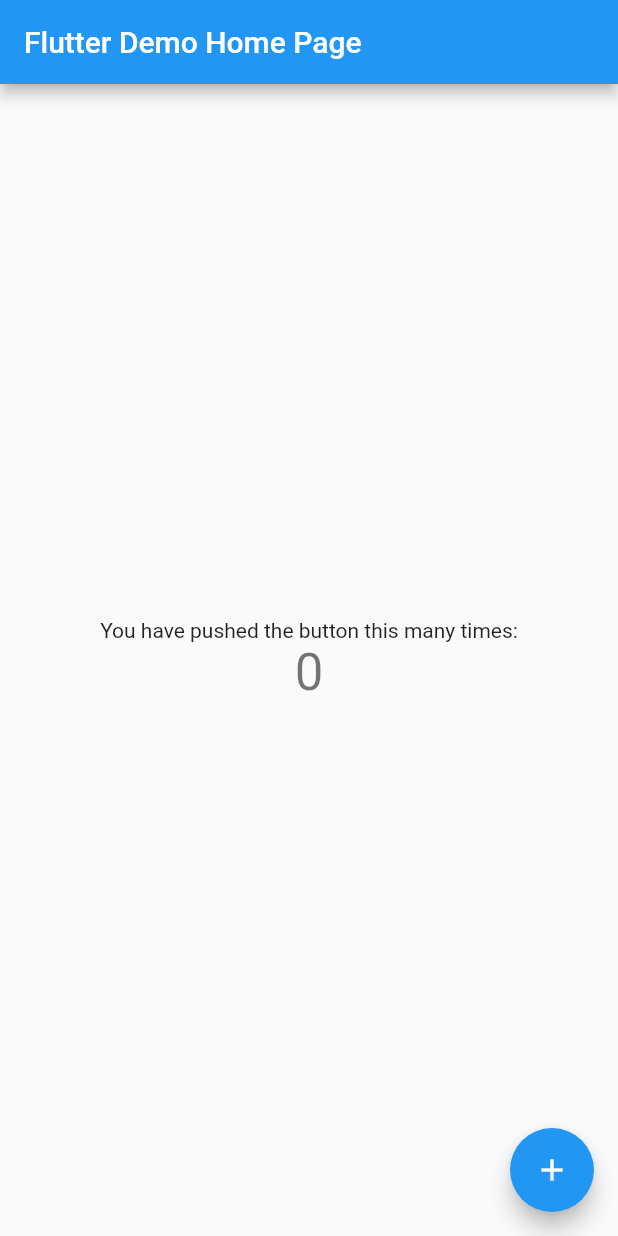
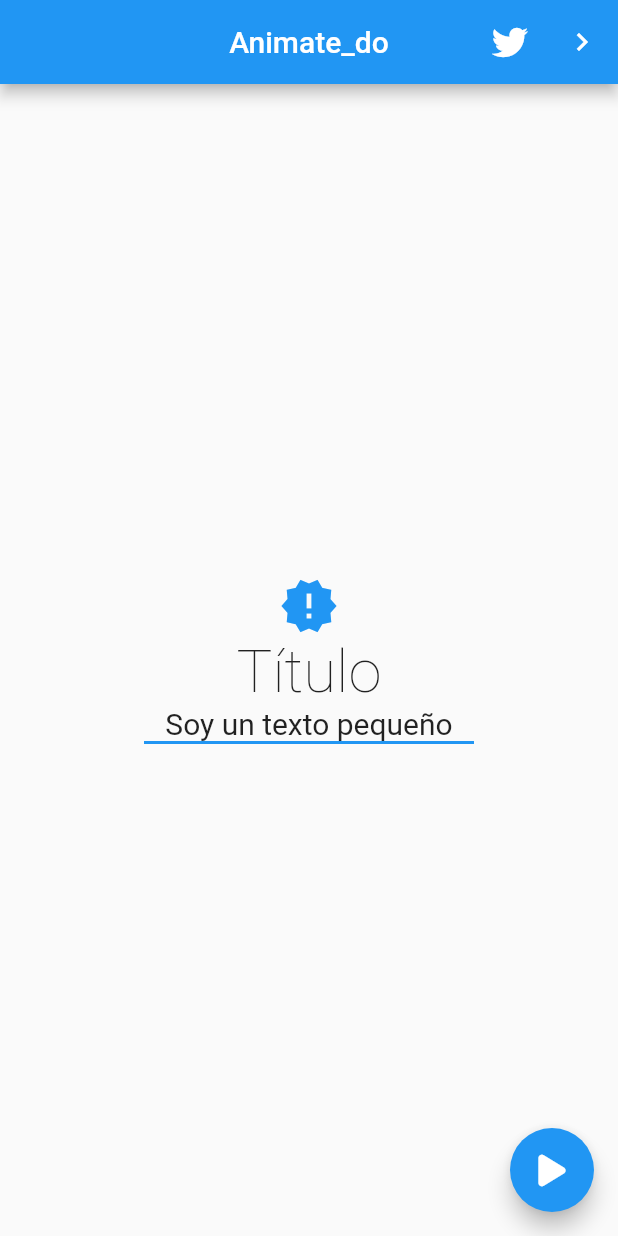
Before and after one commit to LuisPulenta/animate_do_app, a Flutter app: the screen it shows after launch, on a phone screen of 412 x 824 dp. Run offline on Flutter 3.47's test engine with Material 2 defaults, Android fonts, the phone set to English and light mode, and no system bars; our stand-ins replace animate_do, font_awesome_flutter.

Commit message:
Video 127

```diff
--- a/lib/main.dart
+++ b/lib/main.dart
@@ -1,115 +1,15 @@
+import 'package:animate_do_app/src/pages/pagina1_page.dart';
 import 'package:flutter/material.dart';
 
-void main() {
-  runApp(const MyApp());
-}
+void main() => runApp(MyApp());
 
 class MyApp extends StatelessWidget {
-  const MyApp({Key? key}) : super(key: key);
-
-  // This widget is the root of your application.
   @override
   Widget build(BuildContext context) {
     return MaterialApp(
-      title: 'Flutter Demo',
-      theme: ThemeData(
-        // This is the theme of your application.
-        //
-        // Try running your application with "flutter run". You'll see the
-        // application has a blue toolbar. Then, without quitting the app, try
-        // changing the primarySwatch below to Colors.green and then invoke
-        // "hot reload" (press "r" in the console where you ran "flutter run",
-        // or simply save your changes to "hot reload" in a Flutter IDE).
-        // Notice that the counter didn't reset back to zero; the application
-        // is not restarted.
-        primarySwatch: Colors.blue,
-      ),
-      home: const MyHomePage(title: 'Flutter Demo Home Page'),
+      debugShowCheckedModeBanner: false,
+      title: 'Material App',
+      home: Pagina1Page(),
     );
   }
 }
-
-class MyHomePage extends StatefulWidget {
-  const MyHomePage({Key? key, required this.title}) : super(key: key);
-
-  // This widget is the home page of your application. It is stateful, meaning
-  // that it has a State object (defined below) that contains fields that affect
-  // how it looks.
-
-  // This class is the configuration for the state. It holds the values (in this
-  // case the title) provided by the parent (in this case the App widget) and
-  // used by the build method of the State. Fields in a Widget subclass are
-  // always marked "final".
-
-  final String title;
-
-  @override
-  State<MyHomePage> createState() => _MyHomePageState();
-}
-
-class _MyHomePageState extends State<MyHomePage> {
-  int _counter = 0;
-
-  void _incrementCounter() {
-    setState(() {
-      // This call to setState tells the Flutter framework that something has
-      // changed in this State, which causes it to rerun the build method below
-      // so that the display can reflect the updated values. If we changed
-      // _counter without calling setState(), then the build method would not be
-      // called again, and so nothing would appear to happen.
-      _counter++;
-    });
-  }
-
-  @override
-  Widget build(BuildContext context) {
-    // This method is rerun every time setState is called, for instance as done
-    // by the _incrementCounter method above.
-    //
-    // The Flutter framework has been optimized to make rerunning build methods
-    // fast, so that you can just rebuild anything that needs updating rather
-    // than having to individually change instances of widgets.
-    return Scaffold(
-      appBar: AppBar(
-        // Here we take the value from the MyHomePage object that was created by
-        // the App.build method, and use it to set our appbar title.
-        title: Text(widget.title),
-      ),
-      body: Center(
-        // Center is a layout widget. It takes a single child and positions it
-        // in the middle of the parent.
-        child: Column(
-          // Column is also a layout widget. It takes a list of children and
-          // arranges them vertically. By default, it sizes itself to fit its
-          // children horizontally, and tries to be as tall as its parent.
-          //
-          // Invoke "debug painting" (press "p" in the console, choose the
-          // "Toggle Debug Paint" action from the Flutter Inspector in Android
-          // Studio, or the "Toggle Debug Paint" command in Visual Studio Code)
-          // to see the wireframe for each widget.
-          //
-          // Column has various properties to control how it sizes itself and
-          // how it positions its children. Here we use mainAxisAlignment to
-          // center the children vertically; the main axis here is the vertical
-          // axis because Columns are vertical (the cross axis would be
-          // horizontal).
-          mainAxisAlignment: MainAxisAlignment.center,
-          children: <Widget>[
-            const Text(
-              'You have pushed the button this many times:',
-            ),
-            Text(
-              '$_counter',
-              style: Theme.of(context).textTheme.headline4,
-            ),
-          ],
-        ),
-      ),
-      floatingActionButton: FloatingActionButton(
-        onPressed: _incrementCounter,
-        tooltip: 'Increment',
-        child: const Icon(Icons.add),
-      ), // This trailing comma makes auto-formatting nicer for build methods.
-    );
-  }
-}
--- /dev/null
+++ b/lib/src/pages/pagina1_page.dart
@@ -0,0 +1,97 @@
+import 'package:animate_do/animate_do.dart';
+import 'package:animate_do_app/src/pages/navegacion_page.dart';
+import 'package:animate_do_app/src/pages/twitter_page.dart';
+import 'package:flutter/material.dart';
+import 'package:font_awesome_flutter/font_awesome_flutter.dart';
+
+class Pagina1Page extends StatelessWidget {
+  const Pagina1Page({Key? key}) : super(key: key);
+
+  @override
+  Widget build(BuildContext context) {
+    return Scaffold(
+      appBar: AppBar(
+        title: FadeIn(
+            duration: Duration(milliseconds: 1500), child: Text('Animate_do')),
+        centerTitle: true,
+        actions: <Widget>[
+          SlideInLeft(
+              from: 400,
+              child: IconButton(
+                  onPressed: () {
+                    Navigator.push(
+                      context,
+                      MaterialPageRoute(
+                        builder: (BuildContext context) => TwitterPage(),
+                      ),
+                    );
+                  },
+                  icon: FaIcon(FontAwesomeIcons.twitter))),
+          SlideInLeft(
+            from: 200,
+            child: IconButton(
+                onPressed: () {
+                  Navigator.push(
+                    context,
+                    MaterialPageRoute(
+                      builder: (BuildContext context) => NavegacionPage(),
+                    ),
+                  );
+                },
+                icon: Icon(Icons.navigate_next)),
+          ),
+        ],
+      ),
+      body: Center(
+        child: Column(
+          mainAxisAlignment: MainAxisAlignment.center,
+          children: [
+            ElasticIn(
+              delay: Duration(milliseconds: 1500),
+              child: Icon(
+                Icons.new_releases,
+                color: Colors.blue,
+                size: 40,
+              ),
+            ),
+            FadeInDown(
+              delay: Duration(milliseconds: 200),
+              child: Text(
+                'Título',
+                style: TextStyle(fontSize: 40, fontWeight: FontWeight.w200),
+              ),
+            ),
+            FadeInDown(
+              delay: Duration(milliseconds: 1000),
+              child: Text(
+                'Soy un texto pequeño',
+                style: TextStyle(fontSize: 20, fontWeight: FontWeight.w400),
+              ),
+            ),
+            FadeInLeft(
+              delay: Duration(milliseconds: 1400),
+              child: Container(
+                width: 220,
+                height: 2,
+                color: Colors.blue,
+              ),
+            )
+          ],
+        ),
+      ),
+      floatingActionButton: ElasticInLeft(
+        child: FloatingActionButton(
+          onPressed: () {
+            Navigator.push(
+              context,
+              MaterialPageRoute(
+                builder: (BuildContext context) => Pagina1Page(),
+              ),
+            );
+          },
+          child: FaIcon(FontAwesomeIcons.play),
+        ),
+      ),
+    );
+  }
+}
--- a/pubspec.yaml
+++ b/pubspec.yaml
@@ -34,6 +34,9 @@ dependencies:
   # The following adds the Cupertino Icons font to your application.
   # Use with the CupertinoIcons class for iOS style icons.
   cupertino_icons: ^1.0.2
+  animate_do: ^2.1.0
+  font_awesome_flutter: ^10.1.0
+  provider: ^6.0.2
 
 dev_dependencies:
   flutter_test:
```
Also changed, not shown: lib/src/pages/navegacion_page.dart (added, +141 -0 lines), lib/src/pages/twitter_page.dart (added, +45 -0 lines), pubspec.lock, 1 other file.
